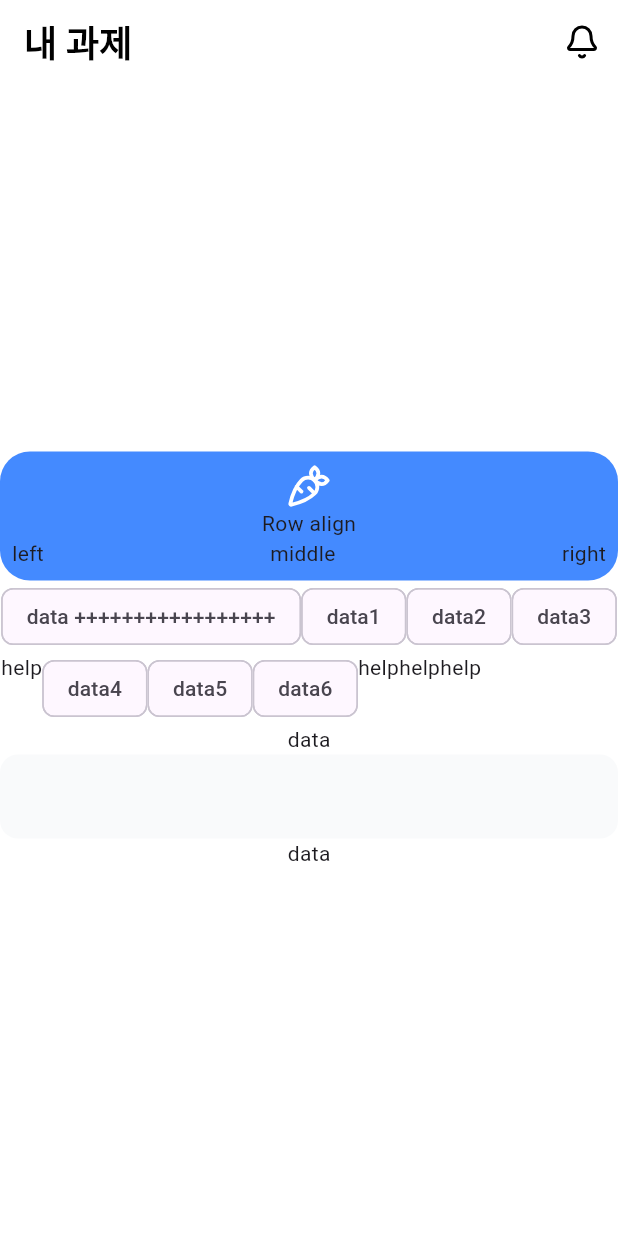
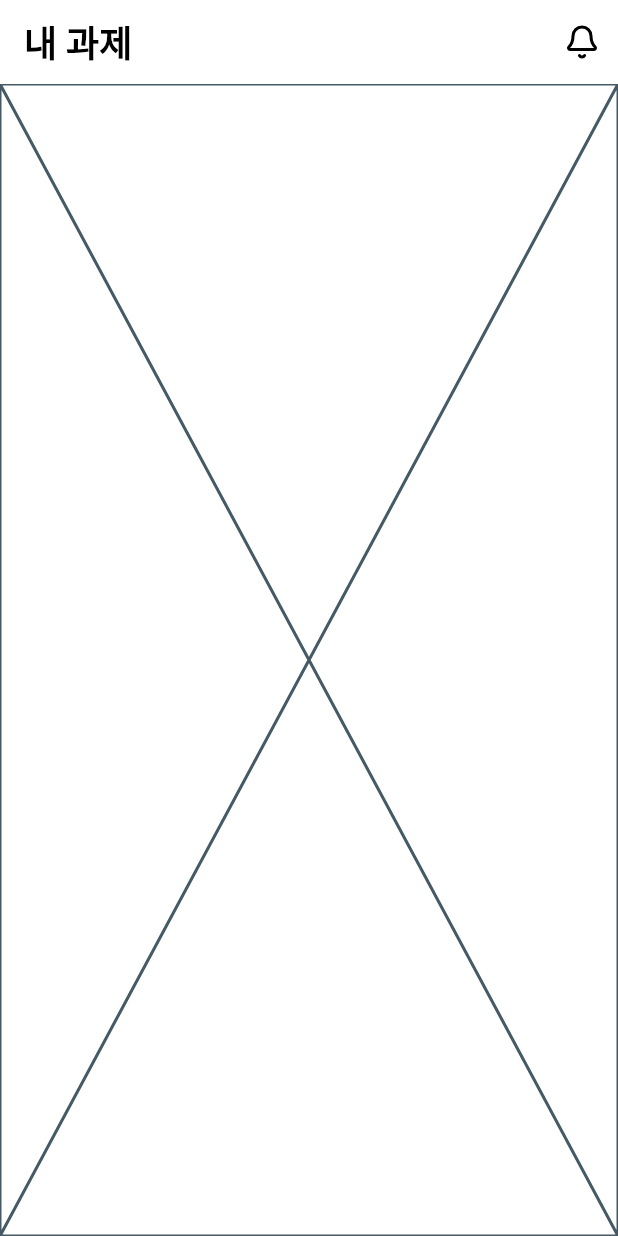
Before and after one commit to kiryud/unitask, a Flutter app: the screen it shows after launch, after a tap on "로그인", on a phone screen of 412 x 824 dp. Run offline on Flutter 3.47's test engine with Material 3 defaults, Android fonts, the phone set to English and light mode, and no system bars; our stand-ins replace go_router, lucide_icons_flutter.

Commit message:
reset test code

```diff
--- a/lib/ui/pages/home/home_page.dart
+++ b/lib/ui/pages/home/home_page.dart
@@ -30,55 +30,9 @@ class HomePage extends StatelessWidget {
           )],
         ),
         body: SafeArea(
-          // child: Placeholder()
+          child: Placeholder()
           // TODO: body
           // TODO: costom bottom navigation bar
-          child: Column(
-            mainAxisAlignment: .center,
-            children: [
-              Container(
-                width: .infinity,
-                padding: .all(8),
-                decoration: BoxDecoration(
-                  color: Colors.blueAccent,
-                  borderRadius: .circular(20)
-                ),
-                child: Column(
-                  children: [
-                    Icon(
-                      size: 30,
-                      color: Colors.white,
-                      LucideIcons.carrot
-                    ),
-                    Text('Row align'),
-                    Row(
-                      mainAxisAlignment: .spaceBetween,
-                      children: [
-                        Text('left'),
-                        Text('middle'),
-                        Text('right'),
-                      ],
-                    )
-                  ],
-                ),
-              ),
-              Wrap(children: [
-                Chip(label: Text('data +++++++++++++++++')),
-                Chip(label: Text('data1')),
-                Chip(label: Text('data2')),
-                Chip(label: Text('data3')),
-                Text('help'),
-                Chip(label: Text('data4')),
-                Chip(label: Text('data5')),
-                Chip(label: Text('data6')),
-                Text('help'),Text('help'),Text('help'),
-                ]),
-              Text('data'),
-              TextField(
-              ),
-              Text('data'),
-            ],
-          )
         ),
       ),
     );
--- a/lib/ui/pages/login/login_page.dart
+++ b/lib/ui/pages/login/login_page.dart
@@ -133,11 +133,9 @@ class _LoginPageState extends State<LoginPage> {
                 SizedBox(
                   width: .infinity,
                   child: ElevatedButton(
-                    onPressed: _onLogin,
-                    // 개인적인 학습을 위한 로그인 없이 페이지 이동
-                    // onPressed: _login
-                    // ? null
-                    // : _onLogin,
+                    onPressed: _login
+                    ? null
+                    : _onLogin,
                     child: _login
                     ? const SizedBox.square(
                     dimension: 30,
```
